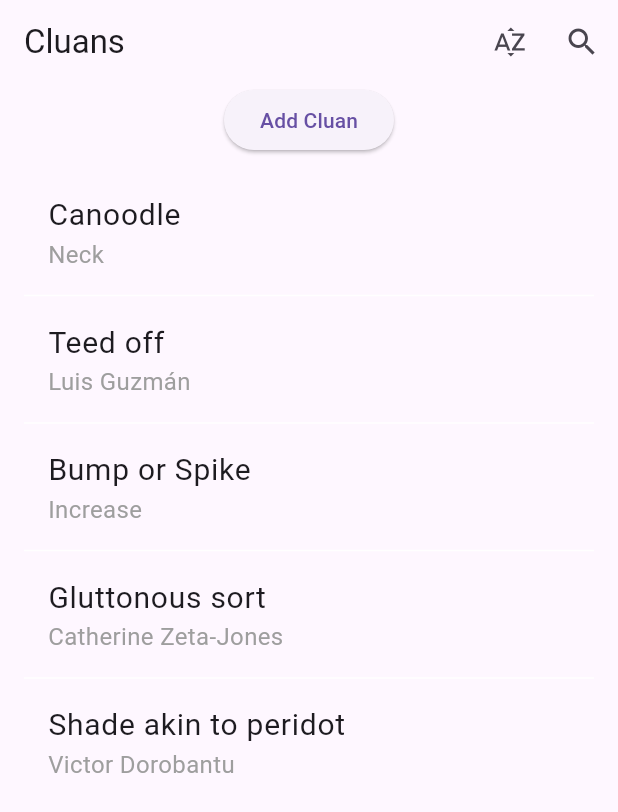
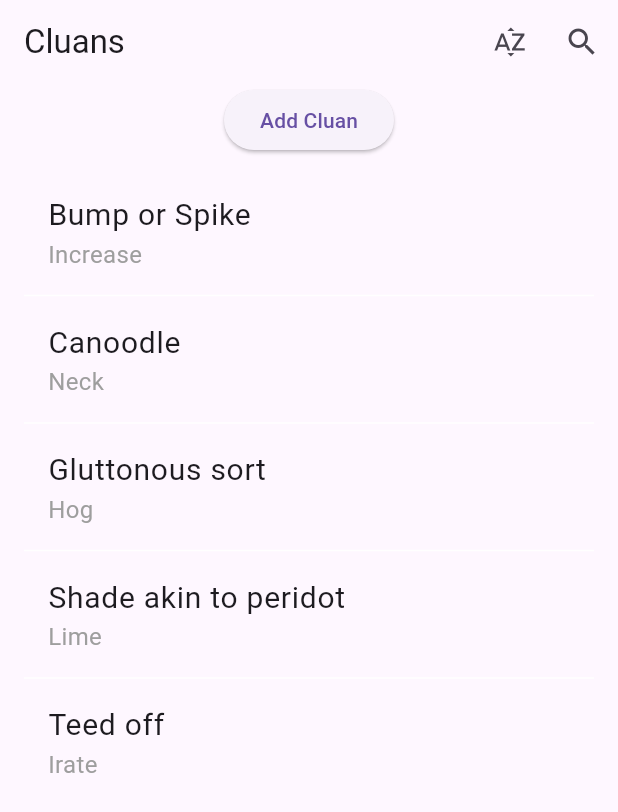
Before and after one commit to EmoneyCode/lab4_eat, a Flutter app: the screen it shows after launch, after a tap on the "sort by alpha" icon, on a phone screen of 412 x 824 dp. Shown: the top 812 px of the screen. Run offline on Flutter 3.47's test engine with Material 3 defaults, Android fonts, the phone set to English and light mode, and no system bars.

Commit message:
changed it to the correct functionality which should be clue alphabetical and answer length

```diff
--- a/lib/clauns.dart
+++ b/lib/clauns.dart
@@ -6,9 +6,9 @@ class Cluans extends ChangeNotifier {
   List<ClaunsModel> _cluans = [
     ClaunsModel(clue: 'Bump or Spike', answer: 'Increase'),
     ClaunsModel(clue: 'Canoodle', answer: 'Neck'),
-    ClaunsModel(clue: 'Gluttonous sort', answer: 'Catherine Zeta-Jones'),
-    ClaunsModel(clue: 'Teed off', answer: 'Luis Guzmán'),
-    ClaunsModel(clue: 'Shade akin to peridot', answer: 'Victor Dorobantu'),
+    ClaunsModel(clue: 'Gluttonous sort', answer: 'Hog'),
+    ClaunsModel(clue: 'Teed off', answer: 'Irate'),
+    ClaunsModel(clue: 'Shade akin to peridot', answer: 'Lime'),
   ];
 
   List<ClaunsModel> get cluanContent => _cluans;
@@ -22,7 +22,7 @@ class Cluans extends ChangeNotifier {
   }
 
   void sortByClue(){
-    _cluans.sort((a,b)=>a.clue!.length.compareTo(b.clue!.length));
+    _cluans.sort((a,b)=>a.clue!.toString().compareTo(b.clue!.toString()));
     notifyListeners();
   }
 
```
